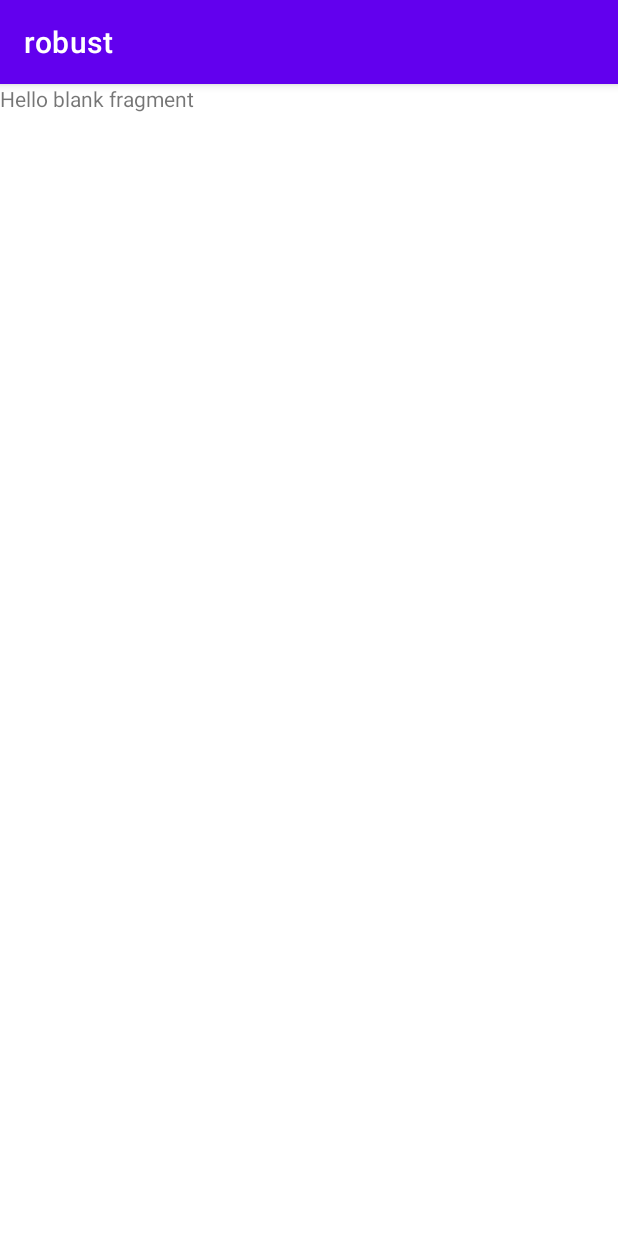
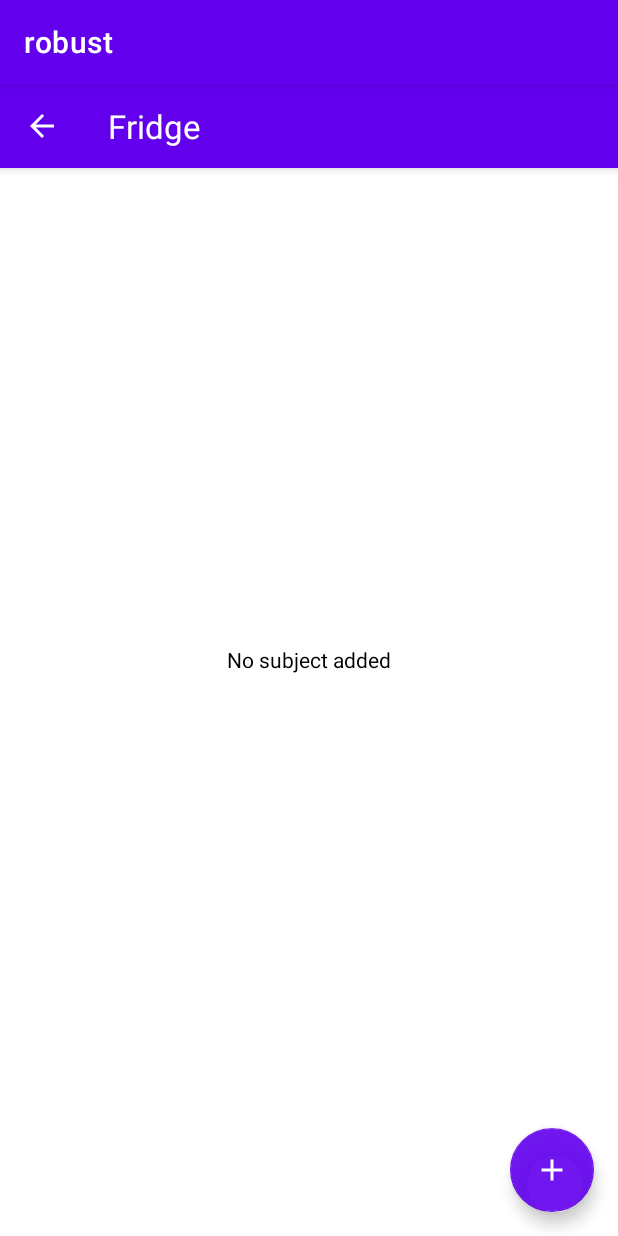
Before and after one commit to danascape/robust, an Android app: the FridgeFragment screen opened through its navigation route, on a phone screen of 412 x 824 dp. Run offline under Robolectric (Android 15) with nearby library versions, the phone set to English and light mode, and no system bars.

Commit message:
Added recycler view item

```diff
--- /dev/null
+++ b/app/src/main/java/dev/dsi/robust/fridge/Adapter/FridgeAdapter.kt
@@ -0,0 +1,4 @@
+package dev.dsi.robust.fridge.Adapter
+
+class FridgeAdapter {
+}
--- /dev/null
+++ b/app/src/main/java/dev/dsi/robust/fridge/Database/Fridge.kt
@@ -0,0 +1,4 @@
+package dev.dsi.robust.fridge.Database
+
+class Fridge {
+}
--- /dev/null
+++ b/app/src/main/java/dev/dsi/robust/fridge/Database/FridgeDao.kt
@@ -0,0 +1,4 @@
+package dev.dsi.robust.fridge.Database
+
+interface FridgeDao {
+}
--- /dev/null
+++ b/app/src/main/java/dev/dsi/robust/fridge/Database/FridgeDatabase.kt
@@ -0,0 +1,4 @@
+package dev.dsi.robust.fridge.Database
+
+class FridgeDatabase {
+}
--- a/app/src/main/java/dev/dsi/robust/ui/FridgeFragment.kt
+++ b/app/src/main/java/dev/dsi/robust/ui/FridgeFragment.kt
@@ -6,11 +6,16 @@ import android.view.LayoutInflater
 import android.view.View
 import android.view.ViewGroup
 import dev.dsi.robust.R
+import dev.dsi.robust.databinding.FragmentFridgeBinding
+import dev.dsi.robust.fridge.Adapter.FridgeAdapter
 
 
 class FridgeFragment : Fragment() {
 
-
+    lateinit var fridgeAdapter: FridgeAdapter
+    private var _binding:FragmentFridgeBinding? = null
+    private val binding
+    get() = _binding
     override fun onCreate(savedInstanceState: Bundle?) {
         super.onCreate(savedInstanceState)
 
--- /dev/null
+++ b/app/src/main/res/drawable/ic_baseline_add_24.xml
@@ -0,0 +1,10 @@
+<vector xmlns:android="http://schemas.android.com/apk/res/android"
+    android:width="30dp"
+    android:height="30dp"
+    android:viewportWidth="24"
+    android:viewportHeight="24"
+    android:tint="?attr/colorControlNormal">
+  <path
+      android:fillColor="@android:color/white"
+      android:pathData="M19,13h-6v6h-2v-6H5v-2h6V5h2v6h6v2z"/>
+</vector>
--- a/app/src/main/res/layout/fragment_fridge.xml
+++ b/app/src/main/res/layout/fragment_fridge.xml
@@ -1,14 +1,72 @@
 <?xml version="1.0" encoding="utf-8"?>
-<FrameLayout xmlns:android="http://schemas.android.com/apk/res/android"
+
+<androidx.coordinatorlayout.widget.CoordinatorLayout xmlns:android="http://schemas.android.com/apk/res/android"
+    xmlns:app="http://schemas.android.com/apk/res-auto"
     xmlns:tools="http://schemas.android.com/tools"
+    android:id="@+id/coordLayout"
     android:layout_width="match_parent"
     android:layout_height="match_parent"
-    tools:context=".FridgeFragment">
+    tools:context=".ui.FridgeFragment">
 
-    <!-- TODO: Update blank fragment layout -->
-    <TextView
+    <com.google.android.material.appbar.AppBarLayout
+        android:id="@+id/appBarLayout"
+        android:layout_width="match_parent"
+        android:background="@color/purple_500"
+        android:layout_height="wrap_content"
+        app:layout_constraintEnd_toEndOf="parent"
+        app:layout_constraintStart_toStartOf="parent"
+        app:layout_constraintTop_toTopOf="parent">
+
+        <com.google.android.material.appbar.MaterialToolbar
+            android:id="@+id/toolbarDashboard"
+            android:layout_width="match_parent"
+            android:layout_height="match_parent"
+            app:title="Fridge"
+            app:titleTextAppearance="@style/TextAppearance.AppCompat.Large"
+            app:titleTextColor="@color/white"
+            android:theme="@style/ThemeOverlay.AppCompat.Dark.ActionBar"
+            app:navigationIcon="?attr/homeAsUpIndicator"/>
+
+    </com.google.android.material.appbar.AppBarLayout>
+
+    <RelativeLayout
+        android:id="@+id/anim"
+        android:layout_width="match_parent"
+        android:layout_height="match_parent">
+
+        <TextView
+            android:layout_width="wrap_content"
+            android:layout_height="wrap_content"
+            android:layout_centerHorizontal="true"
+            android:layout_centerVertical="true"
+            android:layout_marginTop="12dp"
+            android:text="No subject added"
+            android:textColor="@color/black"
+            android:textSize="14sp" />
+    </RelativeLayout>
+
+    <LinearLayout
         android:layout_width="match_parent"
         android:layout_height="match_parent"
-        android:text="@string/hello_blank_fragment" />
+        android:layout_marginTop="75dp"
+        android:orientation="vertical">
 
-</FrameLayout>
+        <androidx.recyclerview.widget.RecyclerView
+            android:id="@+id/rv"
+            android:layout_width="match_parent"
+            android:layout_height="match_parent">
+
+        </androidx.recyclerview.widget.RecyclerView>
+    </LinearLayout>
+
+    <com.google.android.material.floatingactionbutton.FloatingActionButton
+        android:id="@+id/floating_action_button"
+        android:layout_width="wrap_content"
+        android:layout_height="wrap_content"
+        android:layout_gravity="bottom|end"
+        android:layout_margin="16dp"
+        android:src="@drawable/ic_baseline_add_24"
+        app:backgroundTint="#E86200EE"
+        app:tint="@color/white" />
+
+</androidx.coordinatorlayout.widget.CoordinatorLayout>
```
Also changed, not shown: app/src/main/res/drawable/ic_baseline_keyboard_arrow_down_24.xml (added, +10 -0 lines), app/src/main/res/drawable/ic_baseline_keyboard_arrow_up_24.xml (added, +10 -0 lines), app/src/main/res/layout/recycler_view_item.xml (added, +105 -0 lines).
